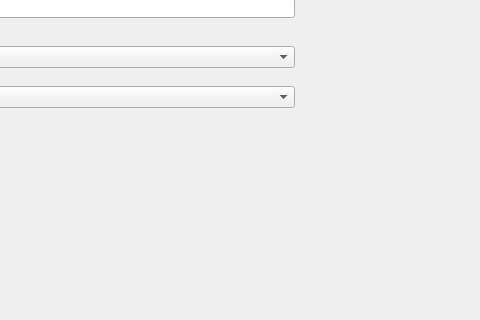
Before: the Qt Designer form airline.ui in Muneeba-Badar/DB-Final-Project, drawn with Qt 5; both pictures show x 456 to 936 and y 224 to 544 of the 1113 by 865 pixel window.
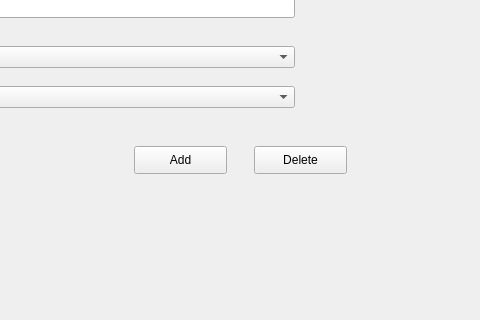
After: the same form once the commit is applied.

Patch:
```diff
--- a/airline.ui
+++ b/airline.ui
@@ -265,6 +265,32 @@
      </rect>
     </property>
    </widget>
+   <widget class="QPushButton" name="pushButton_2">
+    <property name="geometry">
+     <rect>
+      <x>710</x>
+      <y>370</y>
+      <width>93</width>
+      <height>28</height>
+     </rect>
+    </property>
+    <property name="text">
+     <string>Delete</string>
+    </property>
+   </widget>
+   <widget class="QPushButton" name="pushButton">
+    <property name="geometry">
+     <rect>
+      <x>590</x>
+      <y>370</y>
+      <width>93</width>
+      <height>28</height>
+     </rect>
+    </property>
+    <property name="text">
+     <string>Add</string>
+    </property>
+   </widget>
    <zorder>label</zorder>
    <zorder>label_3</zorder>
    <zorder>label_2</zorder>
```
Left out of the diff: 3 changed lines with no effect on the pictures.
